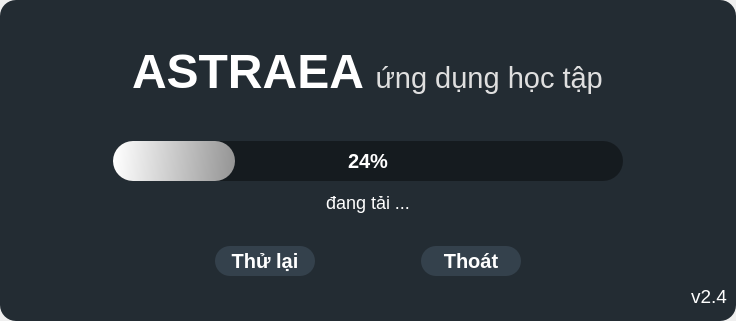
Before: the Qt Designer form UI_Files/Loading_Screen.ui in hoangm960/Astraea, drawn with Qt 5.
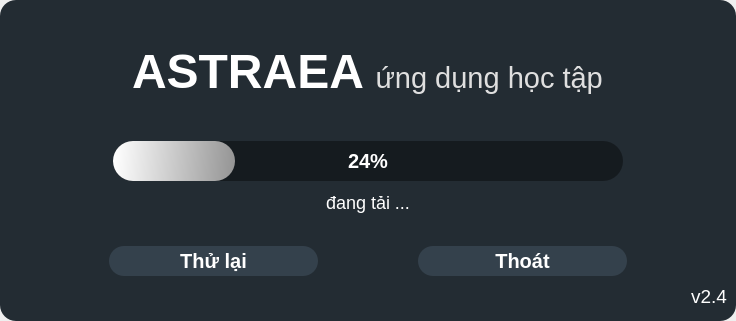
After: the same form once the commit is applied.

Diff of the .ui file:
```diff
--- a/UI_Files/Loading_Screen.ui
+++ b/UI_Files/Loading_Screen.ui
@@ -195,7 +195,7 @@
          </property>
          <layout class="QHBoxLayout" name="horizontalLayout">
           <property name="spacing">
-           <number>0</number>
+           <number>100</number>
           </property>
           <property name="leftMargin">
            <number>100</number>
@@ -219,8 +219,8 @@
             </property>
             <property name="maximumSize">
              <size>
-              <width>100</width>
-              <height>30</height>
+              <width>16777215</width>
+              <height>16777215</height>
              </size>
             </property>
             <property name="font">
@@ -256,8 +256,8 @@
             </property>
             <property name="maximumSize">
              <size>
-              <width>100</width>
-              <height>30</height>
+              <width>16777215</width>
+              <height>16777215</height>
              </size>
             </property>
             <property name="font">
```
